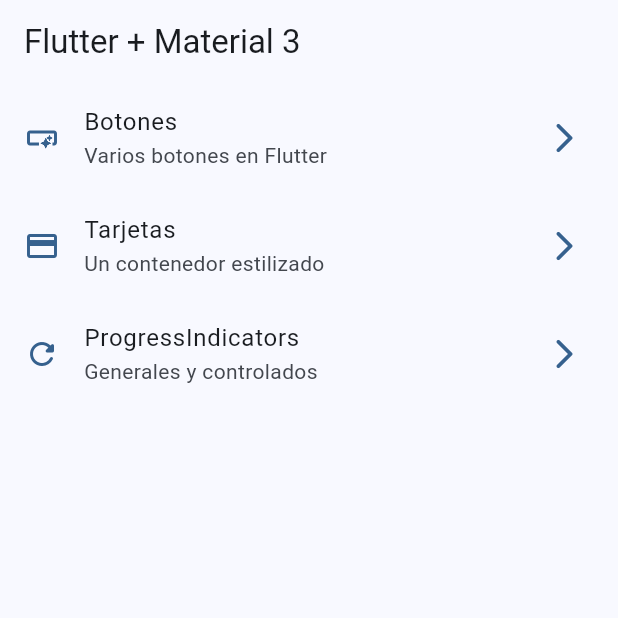
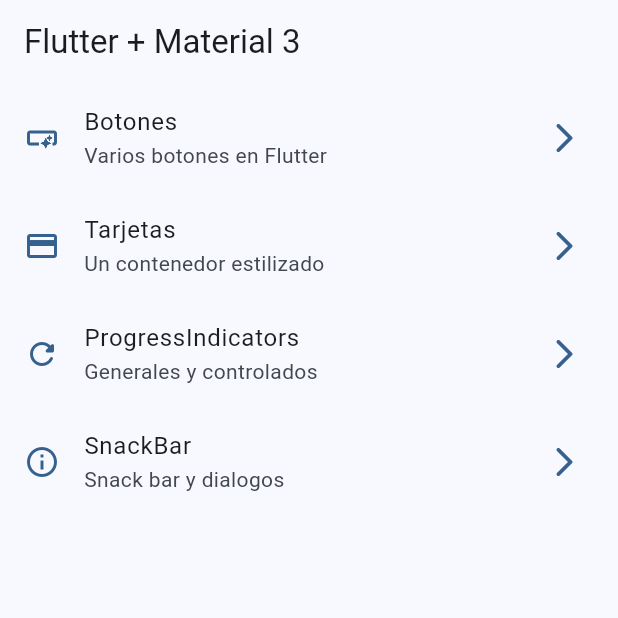
Before and after one commit to EdgarMadrid/widgets_app, a Flutter app: the screen it shows after launch, on a phone screen of 412 x 824 dp, the top half of it. Run offline on Flutter 3.47's test engine with Material 2 defaults, Android fonts, the phone set to English and light mode, and no system bars; our stand-ins replace go_router.

Commit message:
Snack Bar finalizados

```diff
--- a/lib/config/menu/menu_items.dart
+++ b/lib/config/menu/menu_items.dart
@@ -29,4 +29,9 @@ const appMenuItems = <MenuItem>[
       subTitle: 'Generales y controlados',
       link: '/progress',
       icon: Icons.refresh_rounded),
+  MenuItem(
+      title: 'SnackBar',
+      subTitle: 'Snack bar y dialogos',
+      link: '/snackbars',
+      icon: Icons.info_outline),
 ];
--- a/lib/config/router/app_router.dart
+++ b/lib/config/router/app_router.dart
@@ -25,5 +25,10 @@ final appRouter = GoRouter(
       name: ProgressScreen.name,
       builder: (context, state) => const ProgressScreen(),
     ),
+    GoRoute(
+      path: '/snackbars',
+      name: SnackbarScreen.name,
+      builder: (context, state) => const SnackbarScreen(),
+    ),
   ],
 );
--- a/lib/presentation/screens/snackbar/snackbar_screen.dart
+++ b/lib/presentation/screens/snackbar/snackbar_screen.dart
@@ -1,13 +1,31 @@
 import 'package:flutter/material.dart';
 
 class SnackbarScreen extends StatelessWidget {
-
   static const name = 'snackbar_screen';
 
   const SnackbarScreen({super.key});
 
+  void showCustomSnackBar(BuildContext context) {
+    ScaffoldMessenger.of(context).clearSnackBars();
+    final snackBar = SnackBar(
+      content: const Text('Hola mundo'),
+      action: SnackBarAction(label: 'Ok', onPressed: () {}),
+      duration: const Duration(seconds: 2),
+    );
+    ScaffoldMessenger.of(context).showSnackBar(snackBar);
+  }
+
   @override
   Widget build(BuildContext context) {
-    return const Placeholder();
+    return Scaffold(
+      appBar: AppBar(
+        title: const Text('Snack Bar y Dialogos'),
+      ),
+      floatingActionButton: FloatingActionButton.extended(
+        label: const Text('Mostrar Snack'),
+        onPressed: () => showCustomSnackBar(context),
+        icon: const Icon(Icons.remove_red_eye),
+      ),
+    );
   }
 }
```
